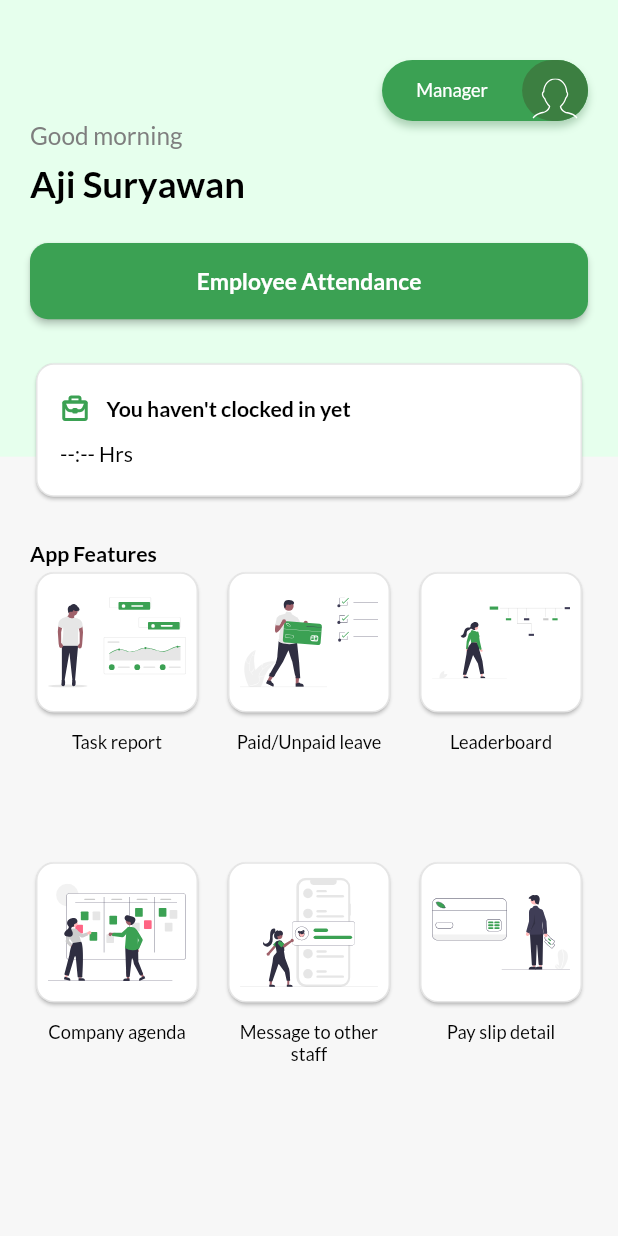
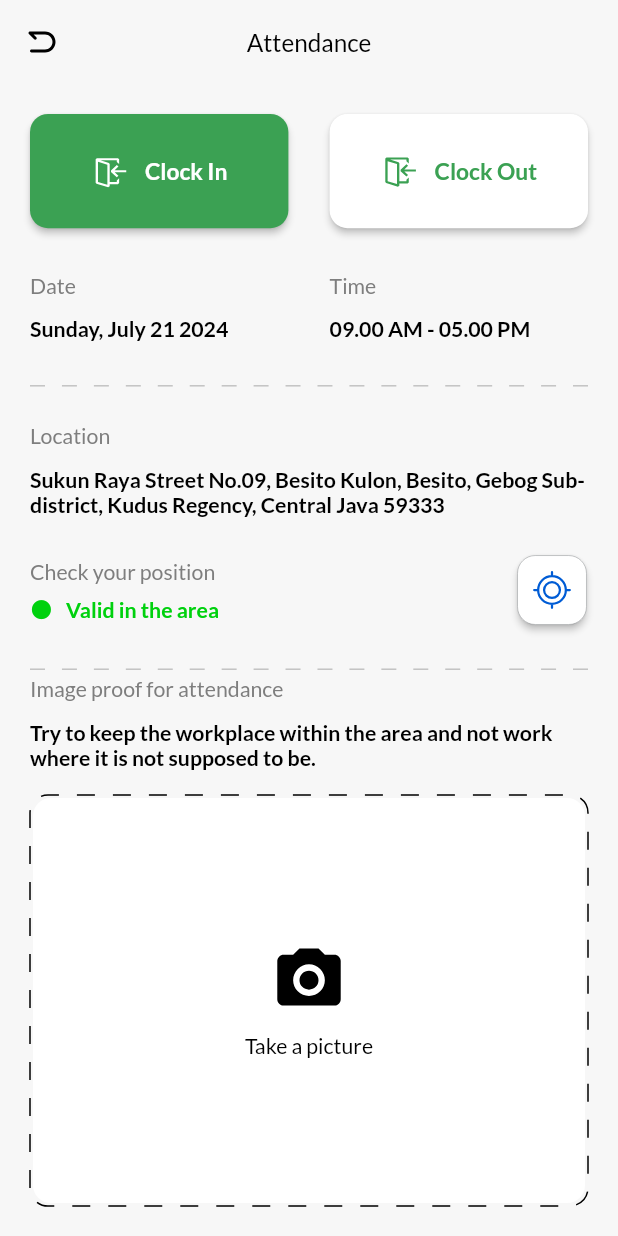
Before and after one commit to NamkuGavin/attendancce_app, a Flutter app: the screen it shows after launch, after a tap on "Employee Attendance", on a phone screen of 412 x 824 dp. Run offline on Flutter 3.47's test engine with Material 3 defaults, Android fonts, the phone set to English and light mode, and no system bars; drawn by our look-alikes of dotted_border; our stand-ins replace bloc, cached_network_image, dartz, equatable, flutter_bloc, flutter_screenutil and 8 more; missing offline and left inert: flutter_downloader, safe_device.

Commit message:
feat: [GA] profile presence page

```diff
--- a/lib/core/route/navigate.dart
+++ b/lib/core/route/navigate.dart
@@ -14,4 +14,8 @@ class Navigate {
     Navigator.pushAndRemoveUntil(
         context, MaterialPageRoute(builder: (c) => widget), (route) => false);
   }
+
+  static void navigatorPop(BuildContext context) {
+    Navigator.pop(context);
+  }
 }
--- /dev/null
+++ b/lib/core/widget/separator_line/separator.dart
@@ -0,0 +1,33 @@
+import 'package:flutter/material.dart';
+
+class CustomSeparator extends StatelessWidget {
+  const CustomSeparator(
+      {super.key, this.height = 1, this.color = Colors.black});
+  final double height;
+  final Color color;
+
+  @override
+  Widget build(BuildContext context) {
+    return LayoutBuilder(
+      builder: (BuildContext context, BoxConstraints constraints) {
+        final boxWidth = constraints.constrainWidth();
+        const dashWidth = 10.0;
+        final dashHeight = height;
+        final dashCount = (boxWidth / (2 * dashWidth)).floor();
+        return Flex(
+          mainAxisAlignment: MainAxisAlignment.spaceBetween,
+          direction: Axis.horizontal,
+          children: List.generate(dashCount, (_) {
+            return SizedBox(
+              width: dashWidth,
+              height: dashHeight,
+              child: DecoratedBox(
+                decoration: BoxDecoration(color: color),
+              ),
+            );
+          }),
+        );
+      },
+    );
+  }
+}
--- a/lib/features/home/presentation/pages/home_page.dart
+++ b/lib/features/home/presentation/pages/home_page.dart
@@ -1,13 +1,17 @@
+import 'package:attendance_app/core/page/grid_page.dart';
+import 'package:attendance_app/core/route/navigate.dart';
 import 'package:attendance_app/core/theme/color_value.dart';
 import 'package:attendance_app/core/theme/text_style.dart';
 import 'package:attendance_app/core/widget/card/custom_profile.dart';
+import 'package:attendance_app/features/presence/presentation/pages/attendance.dart';
+import 'package:attendance_app/features/profile/presentation/pages/profile_page.dart';
+import 'package:flutter/cupertino.dart';
 import 'package:flutter/material.dart';
 import 'package:flutter_bloc/flutter_bloc.dart';
 import 'package:flutter_screenutil/flutter_screenutil.dart';
 import 'package:flutter_svg/flutter_svg.dart';
 
 import '../../../../core/widget/card/custom_card.dart';
-import '../../../../page1.dart';
 import '../bloc/home_bloc.dart';
 import '../bloc/home_event.dart';
 import '../bloc/home_state.dart';
@@ -61,7 +65,7 @@ class _HomePageState extends State<HomePage> {
               Navigator.push(
                 context,
                 MaterialPageRoute(
-                    builder: (context) => getPage(state.pageIndex)),
+                    builder: (context) => GridPage.getPage(state.pageIndex)),
               );
             }
           },
@@ -74,15 +78,6 @@ class _HomePageState extends State<HomePage> {
         ),
       ),
     );
-  }
-
-  Widget getPage(int index) {
-    switch (index) {
-      case 0:
-        return const Page1();
-      default:
-        return const Page1();
-    }
   }
 
   Widget _background() {
@@ -99,9 +94,12 @@ class _HomePageState extends State<HomePage> {
       child: Column(
         crossAxisAlignment: CrossAxisAlignment.start,
         children: [
-          const Align(
+          Align(
             alignment: Alignment.topRight,
-            child: CustomProfile(level: 'Manager'),
+            child: GestureDetector(
+                onTap: () =>
+                    Navigate.navigatorPush(context, const ProfilePage()),
+                child: const CustomProfile(level: 'Manager')),
           ),
           Text('Good morning',
               style: TextThemeData.getTextTheme(
@@ -112,7 +110,10 @@ class _HomePageState extends State<HomePage> {
                   Colors.black, 24.sp, FontWeight.w700)),
           SizedBox(height: 25.h),
           ElevatedButton(
-              onPressed: () {}, child: const Text('Employee Attendance')),
+              onPressed: () {
+                Navigate.navigatorPush(context, const AttendancePage());
+              },
+              child: const Text('Employee Attendance')),
           SizedBox(height: 25.h),
           CustomCard(
             child: ListTile(
@@ -153,12 +154,13 @@ class _HomePageState extends State<HomePage> {
               itemBuilder: (context, index) {
                 return GestureDetector(
                   onTap: () {
-                    if (index == 0) {
-                      BlocProvider.of<NavigationBloc>(context)
-                          .add(NavigateToPage(index));
-                    } else {
-                      _showPopup(context);
-                    }
+                    // if (index == 0) {
+                    //   BlocProvider.of<NavigationBloc>(context)
+                    //       .add(NavigateToPage(index));
+                    // } else {
+                    //   _showPopup(context);
+                    // }
+                    _showPopup(context);
                   },
                   child: Column(
                     children: [
--- /dev/null
+++ b/lib/features/presence/presentation/pages/attendance.dart
@@ -0,0 +1,229 @@
+import 'package:attendance_app/core/route/navigate.dart';
+import 'package:attendance_app/core/theme/color_value.dart';
+import 'package:attendance_app/core/theme/text_style.dart';
+import 'package:attendance_app/core/widget/separator_line/separator.dart';
+import 'package:dotted_border/dotted_border.dart';
+import 'package:flutter/material.dart';
+import 'package:flutter_screenutil/flutter_screenutil.dart';
+import 'package:flutter_svg/flutter_svg.dart';
+
+class AttendancePage extends StatefulWidget {
+  const AttendancePage({super.key});
+
+  @override
+  State<AttendancePage> createState() => _AttendancePageState();
+}
+
+class _AttendancePageState extends State<AttendancePage> {
+  @override
+  Widget build(BuildContext context) {
+    return Scaffold(
+      appBar: AppBar(
+        leading: IconButton(
+            onPressed: () {
+              Navigate.navigatorPop(context);
+            },
+            icon: SvgPicture.asset("assets/icons/back.svg")),
+        centerTitle: true,
+        title: Text('Attendance',
+            style: TextThemeData.getTextTheme(
+                Colors.black, 16.sp, FontWeight.w500)),
+      ),
+      body: _body(),
+    );
+  }
+
+  Widget _body() {
+    return Padding(
+      padding: const EdgeInsets.all(20),
+      child: Column(
+        children: [
+          _clockInOutButton(),
+          SizedBox(height: 20.h),
+          _dateTime(),
+          SizedBox(height: 20.h),
+          const CustomSeparator(color: Color(0xFFC3C3C3)),
+          SizedBox(height: 20.h),
+          ListTile(
+            dense: true,
+            contentPadding: const EdgeInsets.only(left: 0, right: 0),
+            title: Padding(
+              padding: EdgeInsets.only(bottom: 12.h),
+              child: Text('Location',
+                  style: TextThemeData.getTextTheme(
+                      ColorValue.greyColor, 14.sp, FontWeight.w500)),
+            ),
+            subtitle: Text(
+                'Sukun Raya Street No.09, Besito Kulon, Besito, Gebog Sub-district, Kudus Regency, Central Java 59333',
+                style: TextThemeData.getTextTheme(
+                    Colors.black, 14.sp, FontWeight.w600)),
+          ),
+          SizedBox(height: 12.h),
+          _locationCheck(),
+          SizedBox(height: 20.h),
+          const CustomSeparator(color: Color(0xFFC3C3C3)),
+          ListTile(
+            dense: true,
+            contentPadding: const EdgeInsets.only(left: 0, right: 0),
+            title: Padding(
+              padding: EdgeInsets.only(bottom: 12.h),
+              child: Text('Image proof for attendance',
+                  style: TextThemeData.getTextTheme(
+                      ColorValue.greyColor, 14.sp, FontWeight.w500)),
+            ),
+            subtitle: Text(
+                'Try to keep the workplace within the area and not work where it is not supposed to be.',
+                style: TextThemeData.getTextTheme(
+                    Colors.black, 14.sp, FontWeight.w600)),
+          ),
+          SizedBox(height: 12.h),
+          _camera()
+        ],
+      ),
+    );
+  }
+
+  Widget _clockInOutButton() {
+    return Row(
+      children: [
+        Expanded(
+          child: ElevatedButton(
+              onPressed: () {},
+              style: ElevatedButton.styleFrom(
+                  minimumSize: Size(double.infinity, 75.h)),
+              child: Row(
+                mainAxisAlignment: MainAxisAlignment.center,
+                children: [
+                  SvgPicture.asset("assets/icons/clock_in.svg"),
+                  SizedBox(width: 10.w),
+                  const Text('Clock In')
+                ],
+              )),
+        ),
+        SizedBox(width: 25.w),
+        Expanded(
+          child: ElevatedButton(
+              onPressed: () {},
+              style: ElevatedButton.styleFrom(
+                  backgroundColor: Colors.white,
+                  minimumSize: Size(double.infinity, 75.h)),
+              child: Row(
+                mainAxisAlignment: MainAxisAlignment.center,
+                children: [
+                  SvgPicture.asset("assets/icons/clock_out.svg"),
+                  SizedBox(width: 10.w),
+                  Text(
+                    'Clock Out',
+                    style: TextThemeData.getTextTheme(
+                        ColorValue.primaryColor, 15.sp, FontWeight.w600),
+                  )
+                ],
+              )),
+        ),
+      ],
+    );
+  }
+
+  Widget _dateTime() {
+    return Row(
+      mainAxisAlignment: MainAxisAlignment.spaceBetween,
+      children: [
+        Expanded(
+          child: ListTile(
+            dense: true,
+            contentPadding: const EdgeInsets.only(left: 0, right: 0),
+            title: Padding(
+              padding: EdgeInsets.only(bottom: 12.h),
+              child: Text('Date',
+                  style: TextThemeData.getTextTheme(
+                      ColorValue.greyColor, 14.sp, FontWeight.w500)),
+            ),
+            subtitle: Text('Sunday, July 21 2024',
+                style: TextThemeData.getTextTheme(
+                    Colors.black, 14.sp, FontWeight.w600)),
+          ),
+        ),
+        SizedBox(width: 25.w),
+        Expanded(
+          child: ListTile(
+            dense: true,
+            contentPadding: const EdgeInsets.only(left: 0, right: 0),
+            title: Padding(
+              padding: EdgeInsets.only(bottom: 12.h),
+              child: Text('Time',
+                  style: TextThemeData.getTextTheme(
+                      ColorValue.greyColor, 14.sp, FontWeight.w500)),
+            ),
+            subtitle: Text('09.00 AM - 05.00 PM',
+                style: TextThemeData.getTextTheme(
+                    Colors.black, 14.sp, FontWeight.w600)),
+          ),
+        ),
+      ],
+    );
+  }
+
+  Widget _locationCheck() {
+    return ListTile(
+      dense: true,
+      contentPadding: const EdgeInsets.only(left: 0, right: 0),
+      title: Padding(
+        padding: EdgeInsets.only(bottom: 8.h),
+        child: Text('Check your position',
+            style: TextThemeData.getTextTheme(
+                ColorValue.greyColor, 14.sp, FontWeight.w500)),
+      ),
+      subtitle: Row(
+        children: [
+          Icon(Icons.circle, color: ColorValue.validColor, size: 15.h),
+          SizedBox(width: 8.w),
+          Text('Valid in the area',
+              style: TextThemeData.getTextTheme(
+                  ColorValue.validColor, 14.sp, FontWeight.w600))
+        ],
+      ),
+      trailing: ElevatedButton(
+          onPressed: () {},
+          style: ElevatedButton.styleFrom(
+              side: const BorderSide(
+                  width: 0.25, color: ColorValue.borderGreyColor),
+              minimumSize: Size.zero,
+              padding: EdgeInsets.zero,
+              backgroundColor: Colors.white),
+          child: Padding(
+            padding: EdgeInsets.all(8.h),
+            child: SvgPicture.asset("assets/icons/location.svg"),
+          )),
+    );
+  }
+
+  Widget _camera() {
+    return Expanded(
+      child: SizedBox(
+        width: double.infinity,
+        child: DottedBorder(
+          borderType: BorderType.RRect,
+          radius: const Radius.circular(12),
+          dashPattern: const [12],
+          child: Container(
+            decoration: BoxDecoration(
+                color: Colors.white, borderRadius: BorderRadius.circular(12)),
+            child: Center(
+              child: Column(
+                mainAxisAlignment: MainAxisAlignment.center,
+                children: [
+                  SvgPicture.asset('assets/icons/camera.svg',
+                      height: 50.h, width: 50.h),
+                  SizedBox(height: 10.h),
+                  Text('Take a picture',
+                      style: TextThemeData.getTextTheme(
+                          Colors.black, 14.sp, FontWeight.w500)),
+                ],
+              ),
+            ),
+          ),
+        ),
+      ),
+    );
+  }
+}
--- a/pubspec.yaml
+++ b/pubspec.yaml
@@ -68,6 +68,7 @@ dependencies:
   flutter_downloader: ^1.11.8
   android_path_provider: ^0.3.0
   flutter_cached_pdfview: ^0.4.2
+  dotted_border: ^2.1.0
 
 dependency_overrides:
   geolocator_android: ^4.6.1
```
Also changed, not shown: lib/core/page/grid_page.dart (added, +12 -0 lines), lib/features/profile/presentation/pages/profile_page.dart (added, +123 -0 lines), lib/page1.dart (deleted, +0 -13 lines), assets/icons/back.svg (added), assets/icons/camera.svg (added), assets/icons/clock_in.svg (added), assets/icons/clock_out.svg (added), assets/icons/default_profile_big.svg (added), assets/icons/history.svg (added), assets/icons/location.svg (added), assets/icons/logout.svg (added), pubspec.lock.
